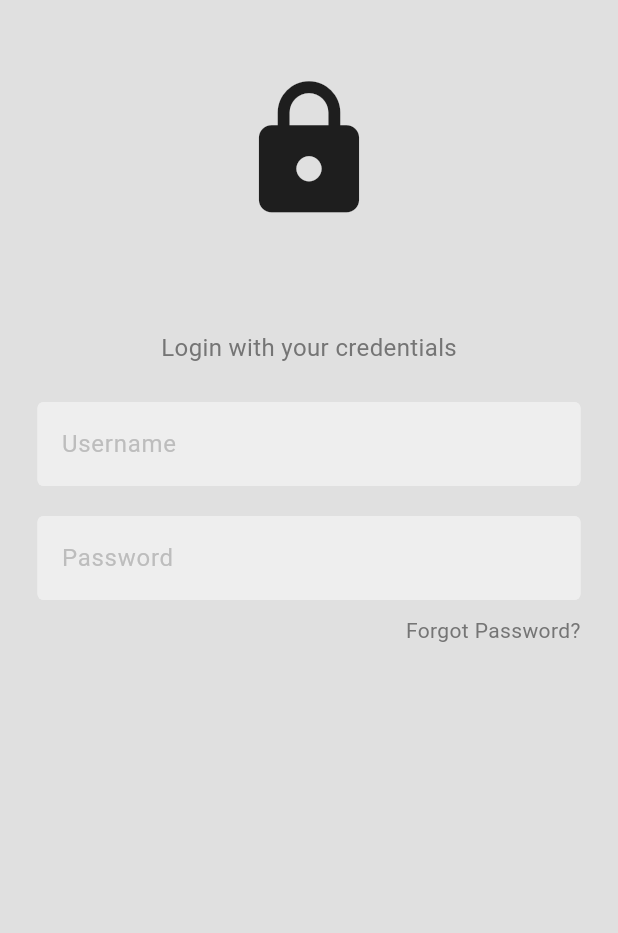
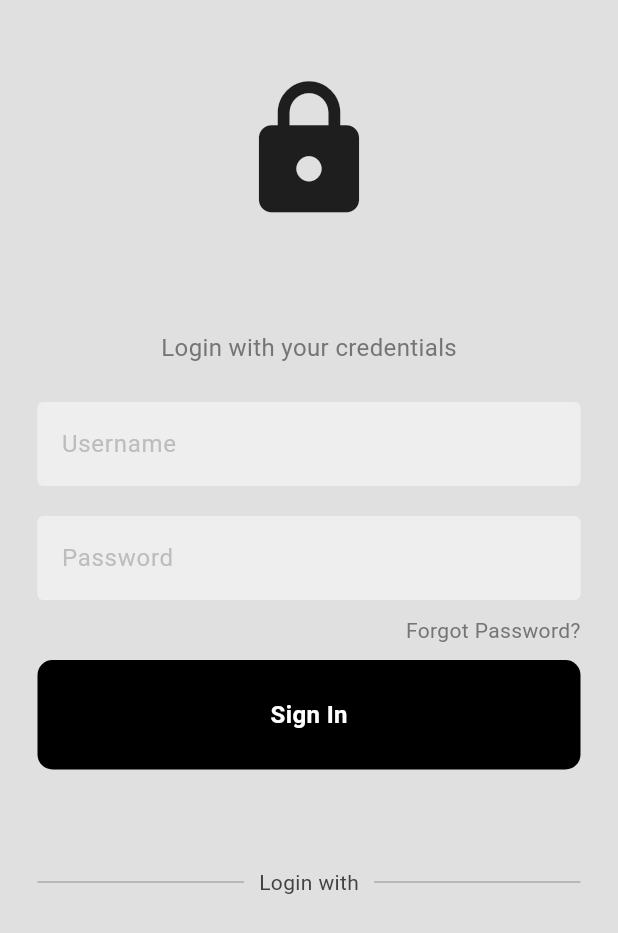
Before and after one commit to MrRuulici/SoleMarket-Licenta, a Flutter app: the screen it shows after launch, on a phone screen of 412 x 824 dp. Shown: the top 933 px of the screen. Run offline on Flutter 3.47's test engine with Material 3 defaults, Android fonts, the phone set to English and light mode, and no system bars; our stand-ins replace google_nav_bar.

Commit message:
Added Login Button and made space for google login button, also added register button only for design

```diff
--- a/lib/main.dart
+++ b/lib/main.dart
@@ -1,5 +1,4 @@
 import 'package:flutter/material.dart';
-import 'package:sole_market_project/pages/home_screen.dart';
 import 'package:sole_market_project/pages/login_screen.dart';
 import 'package:sole_market_project/widgets/bottom_nav_bar.dart';
 
--- a/lib/pages/login_screen.dart
+++ b/lib/pages/login_screen.dart
@@ -1,4 +1,5 @@
 import 'package:flutter/material.dart';
+import 'package:sole_market_project/widgets/my_button.dart';
 import 'package:sole_market_project/widgets/text_field.dart';
 
 class LoginScreen extends StatelessWidget {
@@ -8,6 +9,11 @@ class LoginScreen extends StatelessWidget {
   final usernameController = TextEditingController();
   final passwordController = TextEditingController();
 
+  //sign in function
+  void signInUser() {
+
+  }
+
   @override
   Widget build(BuildContext context) {
     return Scaffold(
@@ -15,6 +21,7 @@ class LoginScreen extends StatelessWidget {
       body: SafeArea(
         child: Center(
           child: Column(
+            mainAxisAlignment: MainAxisAlignment.center,
             children: [
 
               const SizedBox(height: 50),
@@ -55,6 +62,7 @@ class LoginScreen extends StatelessWidget {
               const SizedBox(height: 10,),
 
               //forgot password
+
               Padding(
                 padding: const EdgeInsets.symmetric(horizontal: 25),
                 child: Row(
@@ -64,14 +72,69 @@ class LoginScreen extends StatelessWidget {
                     style: TextStyle(color: Colors.grey.shade600)),
                   ],
                 ),
-              )
+              ),
+
+              const SizedBox(height: 10,),
+
               //sign in button
+
+              MyButton(onTap: signInUser),
+
+              const SizedBox(height: 40),
 
               //continue with
 
+              Padding(
+               padding: const EdgeInsets.all(25.0),
+               child: Row(
+                  children: [
+                    Expanded(
+                      child: Divider(
+                        thickness: 0.5,
+                        color: Colors.grey.shade600,
+                      )
+                  ),
+                  Padding(padding: const EdgeInsets.symmetric(horizontal: 10),
+                  child: Text(
+                    'Login with',
+                    style: TextStyle(color: Colors.grey.shade800),
+                  )
+                  ),
+                  Expanded(
+                    child: Divider(
+                      thickness: 0.5,
+                      color: Colors.grey.shade600,
+                    )
+                  ),
+                  ],
+                ),
+             ),
+
               //google + anything else buttons
 
+              // Row(
+              //   children: [
+              //     Image.asset('../images/pngegg.png',
+              //     height: 75,),
+              //   ],
+              // )
+
+               const SizedBox(height: 250),
+
               //register
+
+              const Row(
+                mainAxisAlignment: MainAxisAlignment.center,
+                children: [
+                  Text("Don't have an account? "),
+                  Text("Register now",
+                  style: TextStyle(
+                    color: Colors.black,
+                    fontWeight: FontWeight.bold,
+                  ),
+                  ),
+                ],
+              )
             ]
           ),
         ),
--- /dev/null
+++ b/lib/widgets/my_button.dart
@@ -0,0 +1,31 @@
+import 'package:flutter/material.dart';
+
+class MyButton extends StatelessWidget {
+  const MyButton({super.key, required this.onTap});
+
+  final Function()? onTap;
+
+  @override
+  Widget build(BuildContext context) {
+    return GestureDetector(
+      onTap: onTap,
+      child: Container(
+        padding: const EdgeInsets.all(25),
+        margin: const EdgeInsets.symmetric(horizontal: 25),
+        decoration: BoxDecoration(
+          color: Colors.black,
+          borderRadius: BorderRadius.circular(10),
+        ),
+        child: const Center(
+          child: Text(
+            "Sign In",
+            style: TextStyle(
+              color: Colors.white,
+              fontSize: 16,
+              fontWeight: FontWeight.bold,
+            ),
+          ),),
+      ),
+    );
+  }
+}
```
Also changed, not shown: lib/images/pngegg.png (added).
